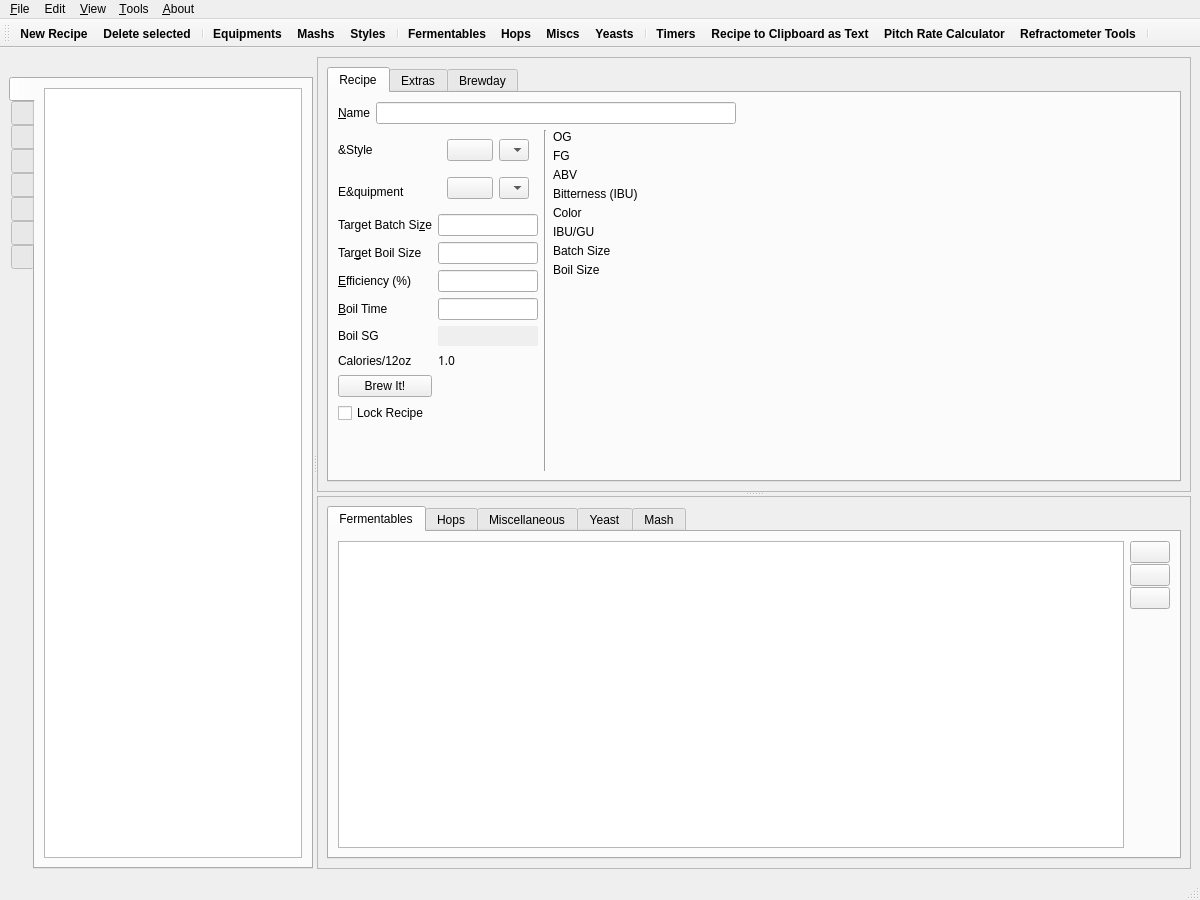
Before: the Qt Designer form ui/mainWindow.ui in Brewtarget/brewtarget, drawn with Qt 5.
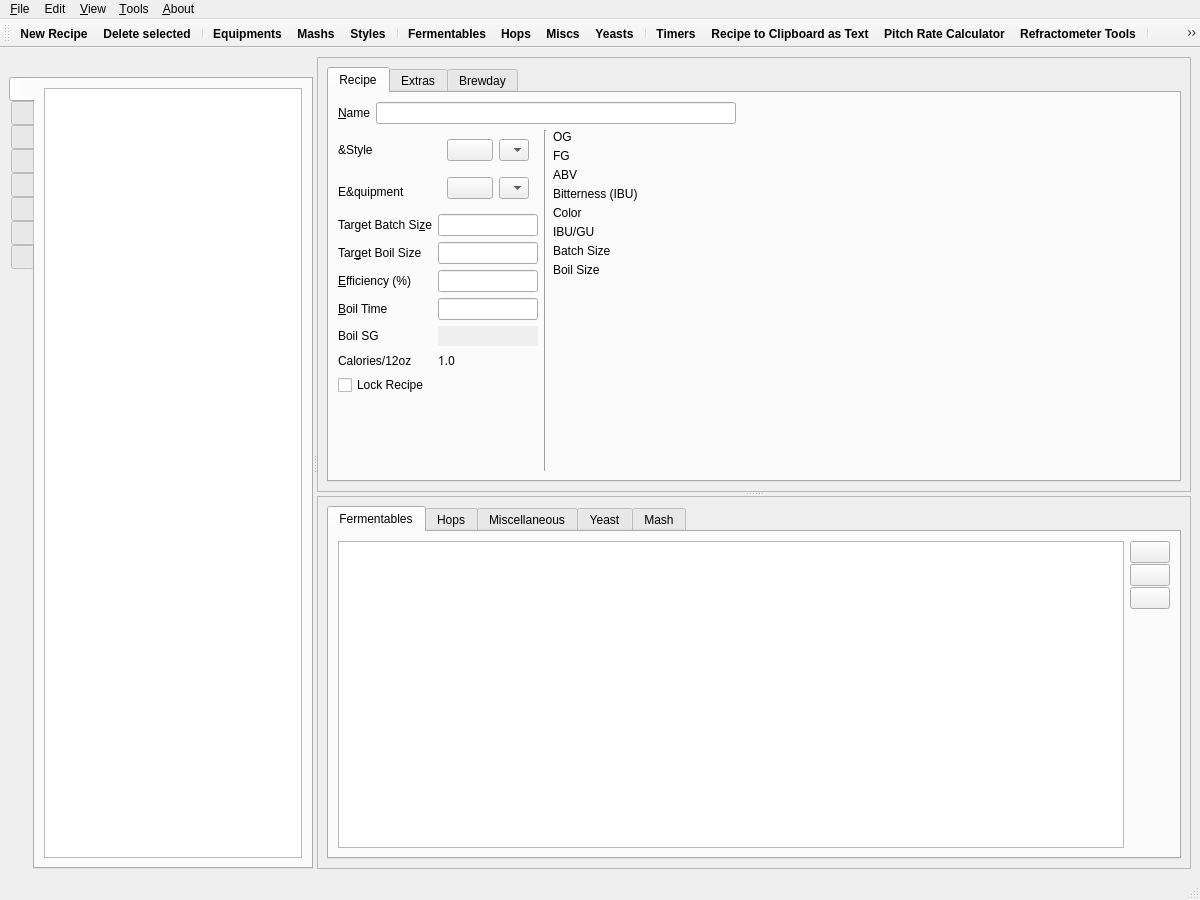
After: the same form once the commit is applied. Icons and pictures are not drawn. Custom widgets are drawn as their Qt base class.

Commit message:
Locking on the mainWindow behaves
I had somehow made the lock button global? Anyway, this makes sure the
locked state is set when the recipe is set.

I also moved the brewit button. I wasn't quite a fan of where it was,
and I wanted that space for something else. I still need to find a good
icon for "BrewIt".

Patch:
```diff
--- a/ui/mainWindow.ui
+++ b/ui/mainWindow.ui
@@ -357,16 +357,6 @@
                  <layout class="QVBoxLayout" name="verticalLayout_left">
                   <item>
                    <layout class="QGridLayout" name="gridLayout_fields">
-                    <item row="10" column="0">
-                     <widget class="QPushButton" name="pushButton_brewIt">
-                      <property name="toolTip">
-                       <string>Record what happened on brew day</string>
-                      </property>
-                      <property name="text">
-                       <string>Brew It!</string>
-                      </property>
-                     </widget>
-                    </item>
                     <item row="9" column="1">
                      <widget class="QLabel" name="label_calories">
                       <property name="font">
@@ -663,7 +653,7 @@
                       </property>
                      </widget>
                     </item>
-                    <item row="11" column="0">
+                    <item row="10" column="0">
                      <widget class="QCheckBox" name="checkBox_locked">
                       <property name="text">
                        <string>Lock Recipe</string>
@@ -1814,6 +1804,7 @@
    <addaction name="actionPitch_Rate_Calculator"/>
    <addaction name="actionRefractometer_Tools"/>
    <addaction name="separator"/>
+   <addaction name="action_brewit"/>
   </widget>
   <action name="actionAbout_BrewTarget">
    <property name="icon">
@@ -2302,6 +2293,11 @@
     <string>Ancestors</string>
    </property>
   </action>
+  <action name="action_brewit">
+   <property name="text">
+    <string>Brew it</string>
+   </property>
+  </action>
  </widget>
  <customwidgets>
   <customwidget>
```
Left out of the diff: 428 changed lines with no effect on the pictures. The commit also changes 2 other files.
